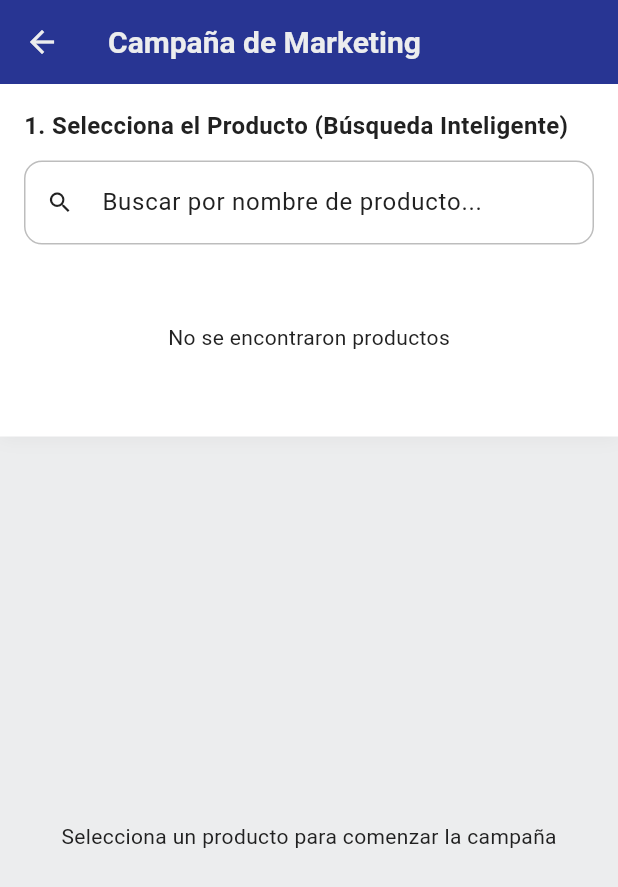
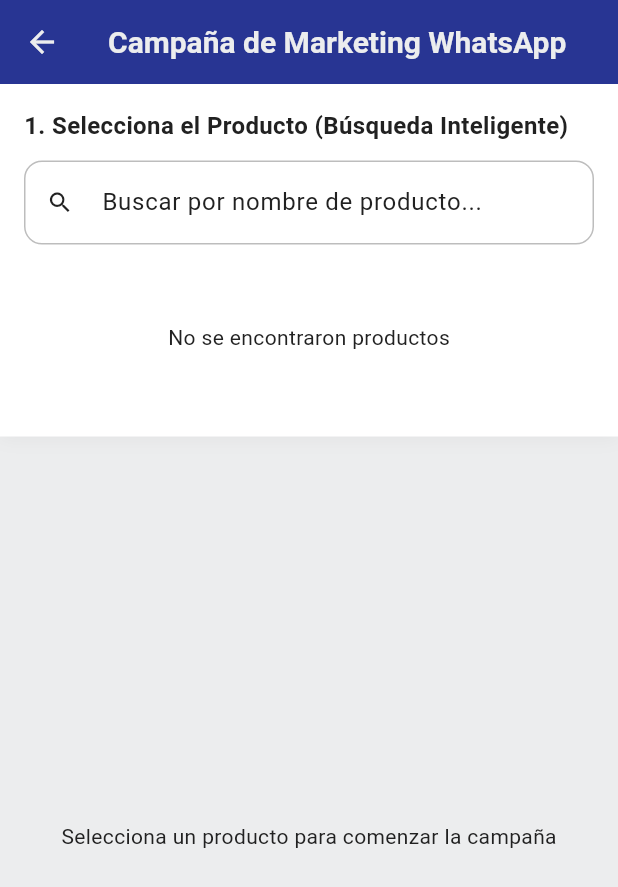
Before and after one commit to dferlema/techSC, a Flutter app: the MarketingCampaignPage screen opened directly, on a phone screen of 412 x 824 dp. Shown: the top 887 px of the screen. Run offline on Flutter 3.47's test engine with Material 3 defaults, Android fonts, the phone set to English and light mode, and no system bars; our stand-ins replace cloud_firestore, firebase_auth, firebase_core, firebase_storage, flutter_svg, image_picker and 4 more; missing offline and left inert: excel; accounts and stored records are empty; statements that could not run were skipped.

Commit message:
Marketing mejorado y fuera de panel de administración

```diff
--- a/lib/main.dart
+++ b/lib/main.dart
@@ -25,6 +25,7 @@
 import 'screens/create_quote_page.dart';
 import 'screens/settings_page.dart';
 import 'screens/category_management_page.dart';
+import 'screens/marketing_campaign_page.dart';
 
 void main() async {
   WidgetsFlutterBinding.ensureInitialized();
@@ -82,6 +83,7 @@
         '/create-quote': (context) => const CreateQuotePage(),
         '/settings': (context) => const SettingsPage(),
         '/category-management': (context) => const CategoryManagementPage(),
+        '/marketing': (context) => const MarketingCampaignPage(),
 
         '/main': (context) {
           final args = ModalRoute.of(context)?.settings.arguments;
--- a/lib/models/user_model.dart
+++ b/lib/models/user_model.dart
@@ -1,14 +1,15 @@
 import 'package:cloud_firestore/cloud_firestore.dart';
 
+/// Modelo de datos para representar un usuario en el sistema
 class UserModel {
-  final String uid;
-  final String name;
-  final String email;
-  final String phone;
-  final String address;
-  final String role;
-  final String id; // National ID / Cédula
-  final DateTime? createdAt;
+  final String uid; // ID único de Firebase Auth
+  final String name; // Nombre completo
+  final String email; // Correo electrónico
+  final String phone; // Número de WhatsApp/Celular
+  final String address; // Dirección de entrega
+  final String role; // Rol (cliente, vendedor, admin, técnico)
+  final String id; // Cédula o ID nacional
+  final DateTime? createdAt; // Fecha de registro
 
   UserModel({
     required this.uid,
--- a/lib/screens/marketing_campaign_page.dart
+++ b/lib/screens/marketing_campaign_page.dart
@@ -8,6 +8,9 @@
 import '../utils/whatsapp_share_helper.dart';
 import 'dart:convert';
 
+/// Página de Campaña de Marketing
+/// Permite a los administradores y personal seleccionar un producto y enviarlo
+/// como publicidad a los clientes registrados a través de WhatsApp.
 class MarketingCampaignPage extends StatefulWidget {
   const MarketingCampaignPage({super.key});
 
@@ -16,26 +19,42 @@
 }
 
 class _MarketingCampaignPageState extends State<MarketingCampaignPage> {
+  // Servicio para manejar datos de marketing (clientes y productos)
   final MarketingService _marketingService = MarketingService();
+
+  // Producto seleccionado para la campaña
   Map<String, dynamic>? _selectedProduct;
+
+  // Consulta de búsqueda para la lista de clientes
   String _searchQuery = '';
+
+  // Consulta de búsqueda para el selector de productos
   String _productSearchQuery = '';
+
+  // Estado de carga durante la exportación de CSV
   bool _isExporting = false;
 
   @override
   Widget build(BuildContext context) {
     return Scaffold(
+      // Se agregó AppBar para permitir navegación hacia atrás (retroceder)
       appBar: AppBar(
-        title: const Text('Campaña de Marketing'),
+        title: const Text('Campaña de Marketing WhatsApp'),
+        elevation: 0,
         backgroundColor: Colors.indigo[800],
       ),
       body: Column(
         children: [
+          // Sección de selección de producto con búsqueda inteligente
           _buildProductPicker(),
+          // Muestra el resumen de la campaña y la lista de clientes si un producto está seleccionado
           if (_selectedProduct != null) ...[
+            // Resumen del producto seleccionado y opción de exportar CSV
             _buildCampaignSummary(),
+            // Lista de clientes para enviar la promoción
             Expanded(child: _buildClientList()),
           ] else
+            // Mensaje para seleccionar un producto si no hay ninguno
             const Expanded(
               child: Center(
                 child: Text('Selecciona un producto para comenzar la campaña'),
@@ -46,6 +65,7 @@
     );
   }
 
+  /// Selector de productos con búsqueda en tiempo real
   Widget _buildProductPicker() {
     return Container(
       padding: const EdgeInsets.all(16),
@@ -163,6 +183,7 @@
     );
   }
 
+  /// Resumen de la campaña seleccionada y botón de exportación CSV
   Widget _buildCampaignSummary() {
     return Container(
       padding: const EdgeInsets.all(16),
@@ -202,6 +223,7 @@
     );
   }
 
+  /// Exporta los datos de la campaña a un archivo CSV formateado para WaSender
   Future<void> _exportCampaignCSV() async {
     if (_selectedProduct == null) return;
 
@@ -223,11 +245,12 @@
       for (var client in clients) {
         if (client.phone.isEmpty) continue;
 
-        // Formato 593...
+        // Formato internacional (593...) sin + para máxima compatibilidad
         String cleanPhone = client.phone.replaceAll(RegExp(r'\D'), '');
-        if (cleanPhone.length == 9) cleanPhone = '593$cleanPhone';
         if (cleanPhone.length == 10 && cleanPhone.startsWith('0')) {
           cleanPhone = '593${cleanPhone.substring(1)}';
+        } else if (cleanPhone.length == 9) {
+          cleanPhone = '593$cleanPhone';
         }
 
         buffer.writeln(
@@ -256,6 +279,7 @@
     }
   }
 
+  /// Lista de clientes con barra de búsqueda
   Widget _buildClientList() {
     return Column(
       children: [
```
Also changed, not shown: lib/screens/admin_panel_page.dart (+1 -9 lines), lib/screens/home_page.dart (+14 -0 lines), lib/services/marketing_service.dart (+6 -5 lines), lib/utils/whatsapp_share_helper.dart (+8 -5 lines), lib/widgets/app_drawer.dart (+43 -0 lines), 1 other file.
